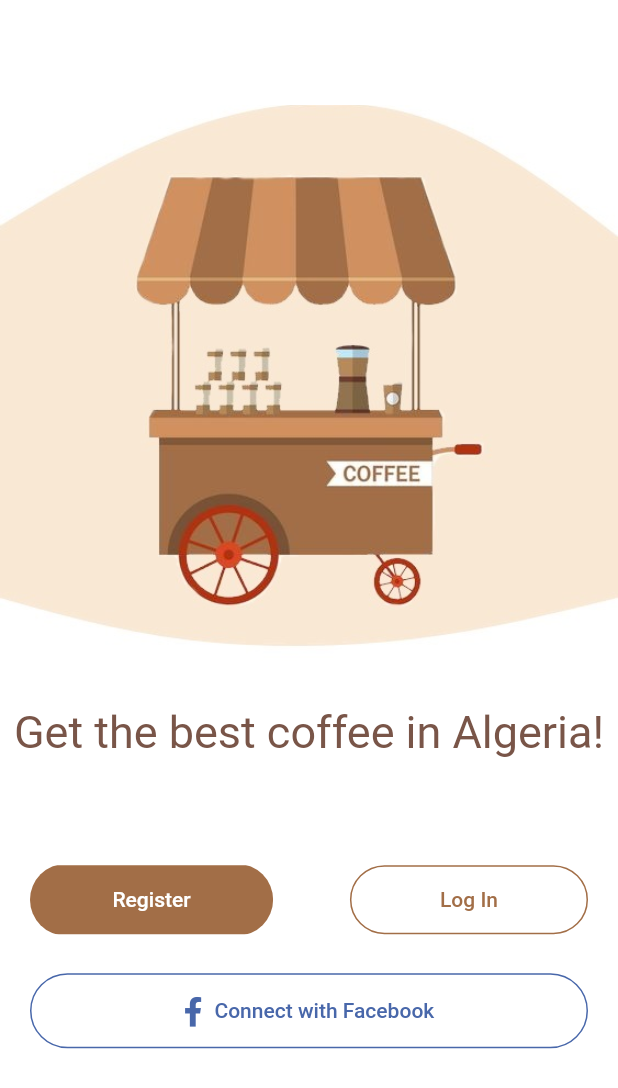
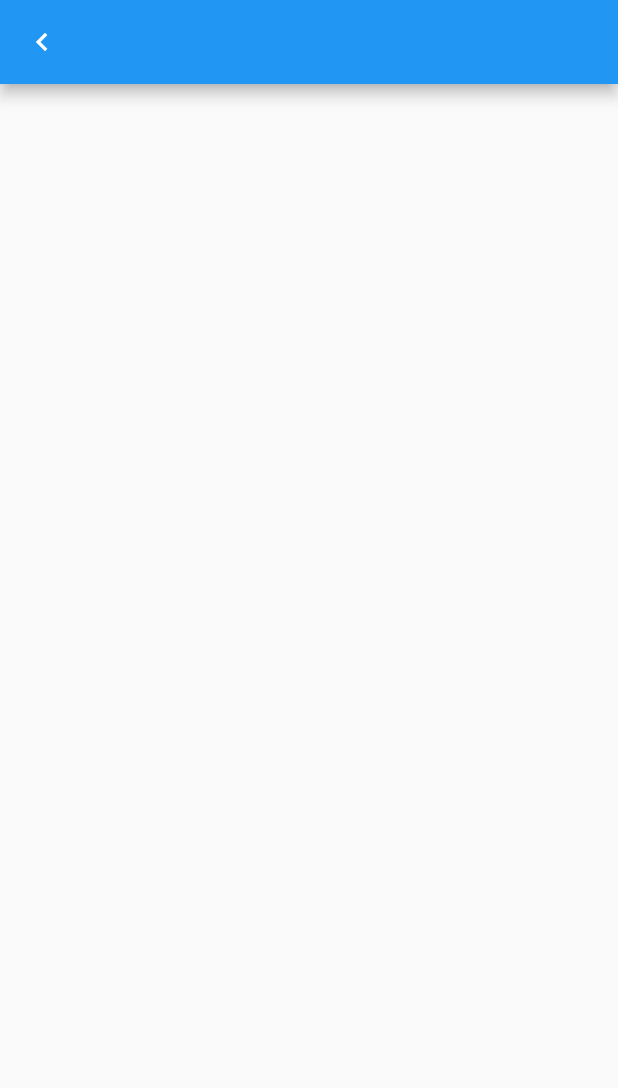
Before and after one commit to Mohammed-Benotmane/Jet-Coffee-Shop, a Flutter app: the Login screen opened directly, after a tap on "Connect with Facebook", on a phone screen of 412 x 824 dp. Shown: the top 1088 px of the screen. Run offline on Flutter 3.47's test engine with Material 2 defaults, Android fonts, the phone set to English and light mode, and no system bars; our stand-ins replace flutter_spinkit, font_awesome_flutter.

Commit message:
- creating login form

```diff
--- a/lib/main.dart
+++ b/lib/main.dart
@@ -1,3 +1,4 @@
+import 'package:coffeshopapp/screens/login-form.dart';
 import 'package:coffeshopapp/screens/splash_screen.dart';
 import 'package:flutter/material.dart';
 
@@ -5,6 +6,6 @@ import 'package:flutter/material.dart';
 void main() {
   runApp(MaterialApp(
     debugShowCheckedModeBanner: false,
-    home: SplashScreen(),
+    home: LoginForm(),
   ));
 }
--- /dev/null
+++ b/lib/screens/login-form.dart
@@ -0,0 +1,18 @@
+import 'package:flutter/cupertino.dart';
+import 'package:flutter/material.dart';
+
+class LoginForm extends StatefulWidget {
+  @override
+  _LoginFormState createState() => _LoginFormState();
+}
+
+class _LoginFormState extends State<LoginForm> {
+  @override
+  Widget build(BuildContext context) {
+    return Scaffold(
+      appBar: AppBar(
+        leading: Icon(Icons.keyboard_arrow_left),
+      ),
+    );
+  }
+}
--- a/lib/screens/login.dart
+++ b/lib/screens/login.dart
@@ -1,4 +1,5 @@
 import 'package:coffeshopapp/const.dart';
+import 'package:coffeshopapp/screens/login-form.dart';
 import 'package:flutter/material.dart';
 import 'package:font_awesome_flutter/font_awesome_flutter.dart';
 
@@ -67,7 +68,11 @@ class _LoginState extends State<Login> {
             padding: const EdgeInsets.symmetric(horizontal: 20),
             child: OutlineButton.icon(
               padding: EdgeInsets.fromLTRB(60, 15, 60, 15),
-              onPressed: () {},
+              onPressed: () {
+                Navigator.push(context, MaterialPageRoute(builder: (context){
+                  return LoginForm();
+                }));
+              },
               icon: FaIcon(FontAwesomeIcons.facebookF, size: 20, color: facebookColor),
               label: Text(
                 "Connect with Facebook",
```
